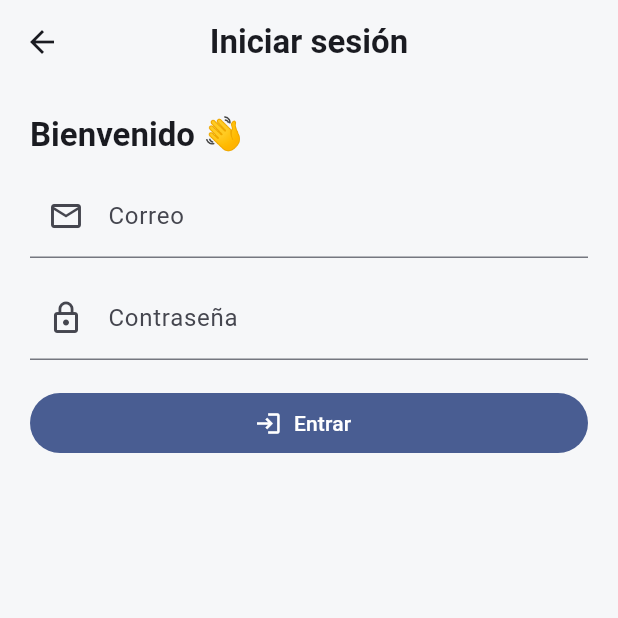
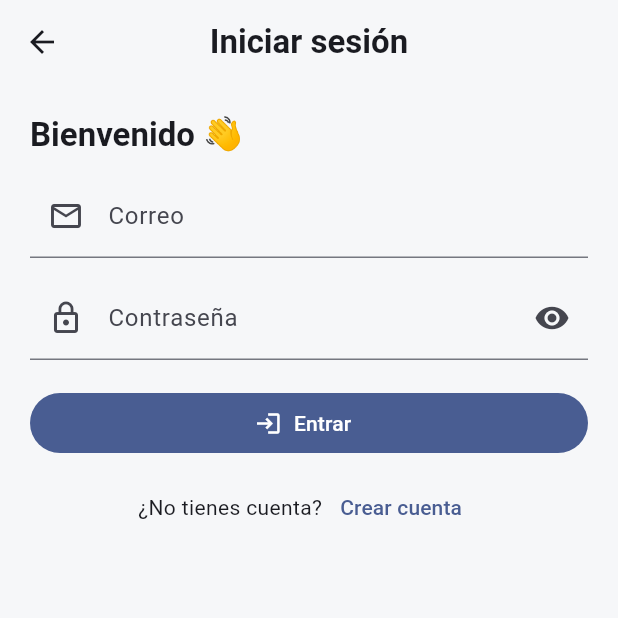
Before and after one commit to solorzdev/BuscaDog_v2, a Flutter app: the screen it shows after launch, in the side drawer, after a tap on "Iniciar sesión", on a phone screen of 412 x 824 dp, the top half of it. Run offline on Flutter 3.47's test engine with Material 3 defaults, Android fonts, the phone set to English and light mode, and no system bars; our stand-ins replace shared_preferences; accounts and stored records are empty.

Commit message:
Fix
Login funcional

```diff
--- a/lib/core/auth/auth_state.dart
+++ b/lib/core/auth/auth_state.dart
@@ -3,13 +3,13 @@ import 'package:flutter/material.dart';
 import 'package:shared_preferences/shared_preferences.dart';
 
 class AuthUser {
-  final int id;
+  final String id;
   final String email;
   final String? name;
   const AuthUser({required this.id, required this.email, this.name});
 
   factory AuthUser.fromMap(Map<String, dynamic> m) => AuthUser(
-    id: m['id'] as int,
+    id: m['id'].toString(),
     email: m['correo'] as String,
     name: (m['nombre_mostrar'] as String?),
   );
--- a/lib/core/navigation/end_drawer_menu.dart
+++ b/lib/core/navigation/end_drawer_menu.dart
@@ -66,31 +66,6 @@ class AppEndDrawer extends StatelessWidget {
                   ],
                 ),
               ),
-              const Divider(color: Color(0x22FFFFFF), height: 24),
-
-              // Navegación (los mismos ítems que el bottom nav filtrado)
-              Expanded(
-                child: ListView.builder(
-                  padding: const EdgeInsets.symmetric(vertical: 4),
-                  itemCount: items.length,
-                  itemBuilder: (context, i) {
-                    final it = items[i];
-                    final selected = i == currentIndex;
-                    return ListTile(
-                      leading: Icon(
-                        selected ? (it.activeIcon ?? it.icon) : it.icon,
-                      ),
-                      title: Text(it.label),
-                      selected: selected,
-                      selectedTileColor: Colors.white12,
-                      onTap: () {
-                        Navigator.of(context).maybePop();
-                        onSelect(i);
-                      },
-                    );
-                  },
-                ),
-              ),
 
               const Divider(color: Color(0x22FFFFFF), height: 24),
 
--- a/lib/features/auth/presentation/login_page.dart
+++ b/lib/features/auth/presentation/login_page.dart
@@ -1,6 +1,7 @@
 import 'package:flutter/material.dart';
 import '../../../../core/auth/auth_state.dart';
 import '../../../../core/auth/auth_service.dart';
+import 'register_page.dart'; // <— IMPORTA TU PANTALLA DE REGISTRO
 
 class LoginPage extends StatefulWidget {
   const LoginPage({super.key});
@@ -13,7 +14,15 @@ class _LoginPageState extends State<LoginPage> {
   final _email = TextEditingController();
   final _pass = TextEditingController();
   bool _loading = false;
+  bool _obscure = true;
   String? _error;
+
+  @override
+  void dispose() {
+    _email.dispose();
+    _pass.dispose();
+    super.dispose();
+  }
 
   Future<void> _submit() async {
     if (!_form.currentState!.validate()) return;
@@ -23,10 +32,13 @@ class _LoginPageState extends State<LoginPage> {
     });
     try {
       final r = await AuthService.login(_email.text.trim(), _pass.text);
+      if (!mounted) return;
       await AuthState.I.saveSession(r.token, r.user);
       if (mounted) Navigator.of(context).pop(true);
     } catch (e) {
-      setState(() => _error = e.toString().replaceFirst('Exception: ', ''));
+      if (mounted) {
+        setState(() => _error = e.toString().replaceFirst('Exception: ', ''));
+      }
     } finally {
       if (mounted) setState(() => _loading = false);
     }
@@ -45,31 +57,52 @@ class _LoginPageState extends State<LoginPage> {
             children: [
               Text('Bienvenido 👋', style: theme.textTheme.titleLarge),
               const SizedBox(height: 12),
+
               TextFormField(
                 controller: _email,
+                textInputAction: TextInputAction.next,
                 keyboardType: TextInputType.emailAddress,
+                autofillHints: const [
+                  AutofillHints.username,
+                  AutofillHints.email,
+                ],
                 decoration: const InputDecoration(
                   labelText: 'Correo',
                   prefixIcon: Icon(Icons.mail_outline),
                 ),
                 validator: (v) =>
-                    (v == null || !v.contains('@')) ? 'Correo inválido' : null,
+                    (v == null ||
+                        !RegExp(r'^[^@\s]+@[^@\s]+\.[^@\s]+$').hasMatch(v))
+                    ? 'Correo inválido'
+                    : null,
               ),
               const SizedBox(height: 12),
+
               TextFormField(
                 controller: _pass,
-                obscureText: true,
-                decoration: const InputDecoration(
+                obscureText: _obscure,
+                textInputAction: TextInputAction.done,
+                onFieldSubmitted: (_) => _submit(),
+                autofillHints: const [AutofillHints.password],
+                decoration: InputDecoration(
                   labelText: 'Contraseña',
-                  prefixIcon: Icon(Icons.lock_outline),
+                  prefixIcon: const Icon(Icons.lock_outline),
+                  suffixIcon: IconButton(
+                    onPressed: () => setState(() => _obscure = !_obscure),
+                    icon: Icon(
+                      _obscure ? Icons.visibility : Icons.visibility_off,
+                    ),
+                  ),
                 ),
                 validator: (v) =>
                     (v == null || v.length < 6) ? 'Mínimo 6 caracteres' : null,
               ),
+
               const SizedBox(height: 12),
               if (_error != null)
                 Text(_error!, style: TextStyle(color: theme.colorScheme.error)),
               const SizedBox(height: 6),
+
               FilledButton.icon(
                 onPressed: _loading ? null : _submit,
                 icon: _loading
@@ -81,6 +114,25 @@ class _LoginPageState extends State<LoginPage> {
                     : const Icon(Icons.login),
                 label: const Text('Entrar'),
               ),
+
+              const SizedBox(height: 8),
+              Row(
+                mainAxisAlignment: MainAxisAlignment.center,
+                children: [
+                  const Text('¿No tienes cuenta?'),
+                  TextButton(
+                    onPressed: () async {
+                      final ok = await Navigator.of(context).push<bool>(
+                        MaterialPageRoute(builder: (_) => const RegisterPage()),
+                      );
+                      if (ok == true && mounted) {
+                        Navigator.of(context).pop(true); // ya quedó logeado
+                      }
+                    },
+                    child: const Text('Crear cuenta'),
+                  ),
+                ],
+              ),
             ],
           ),
         ),
```
Also changed, not shown: lib/core/auth/auth_service.dart (+5 -6 lines), lib/features/auth/presentation/register_page.dart (added, +217 -0 lines).
